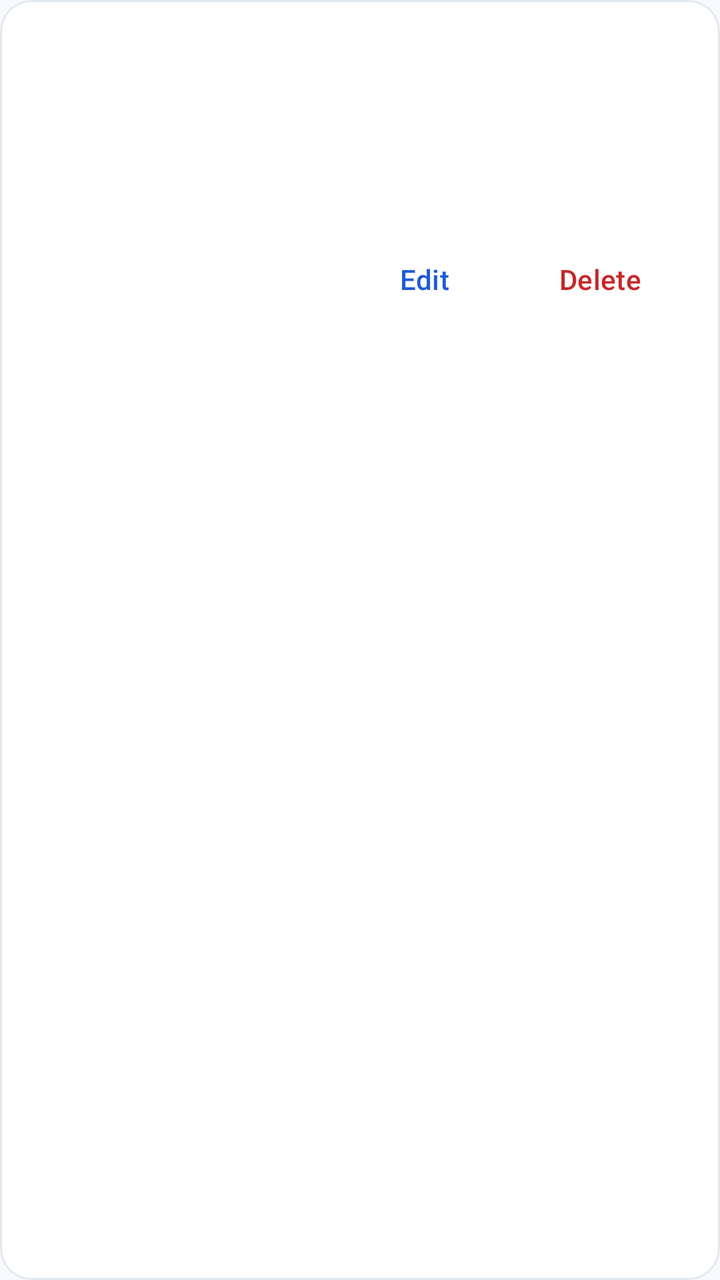
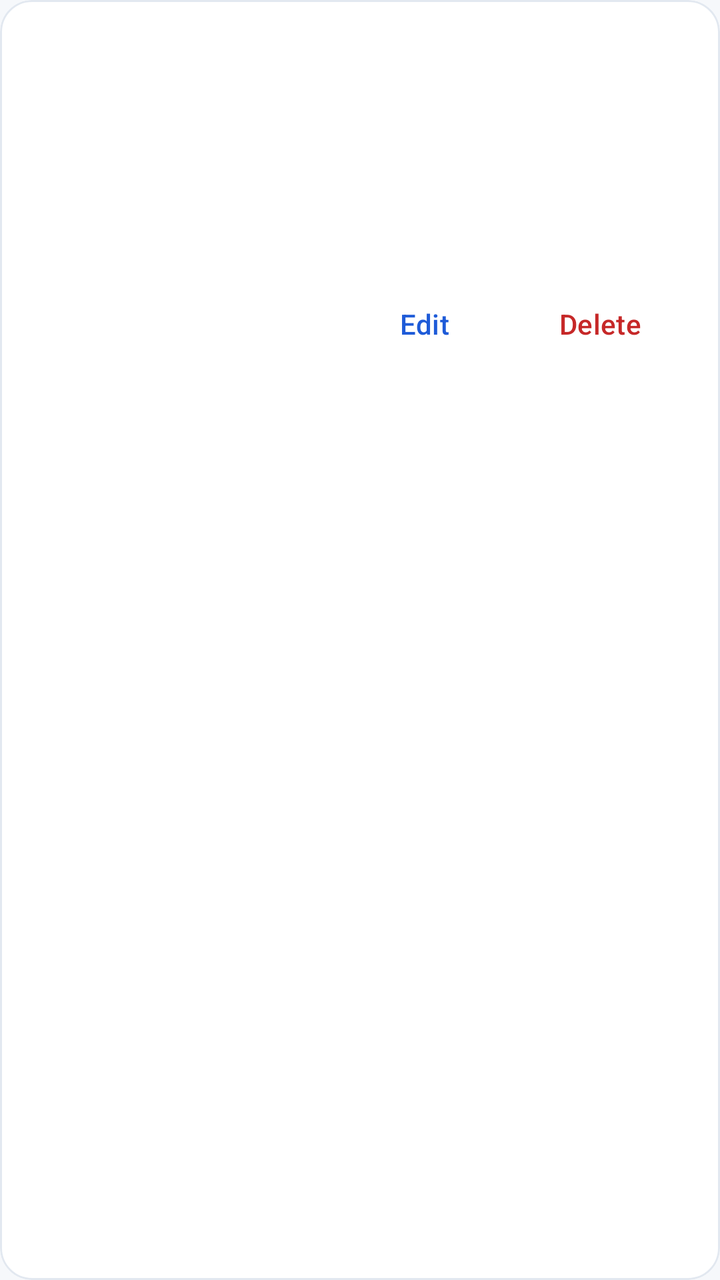

The first picture is an Android layout as it rendered before a commit; the second is the same layout after the commit. The layout source and the unified diff follow.
<!-- AndroidManifest.xml: application theme Theme.MyProfile -->
<!-- res/layout/item_section.xml -->
<?xml version="1.0" encoding="utf-8"?>
<com.google.android.material.card.MaterialCardView
    xmlns:android="http://schemas.android.com/apk/res/android"
    xmlns:app="http://schemas.android.com/apk/res-auto"
    style="@style/Widget.Material3.CardView.Outlined"
    android:layout_width="match_parent"
    android:layout_height="wrap_content"
    android:layout_marginBottom="12dp"
    app:cardBackgroundColor="@color/surface"
    app:cardCornerRadius="16dp"
    app:cardElevation="0dp"
    app:strokeColor="@color/divider"
    app:strokeWidth="1dp">

    <LinearLayout
        android:layout_width="match_parent"
        android:layout_height="wrap_content"
        android:orientation="vertical"
        android:padding="16dp">

        <TextView
            android:id="@+id/tvTitle"
            android:layout_width="match_parent"
            android:layout_height="wrap_content"
            android:textColor="@color/navy_900"
            android:textSize="17sp"
            android:textStyle="bold" />

        <TextView
            android:id="@+id/tvSubtitle"
            android:layout_width="match_parent"
            android:layout_height="wrap_content"
            android:layout_marginTop="2dp"
            android:textColor="@color/text_primary"
            android:textSize="15sp" />

        <TextView
            android:id="@+id/tvPeriod"
            android:layout_width="match_parent"
            android:layout_height="wrap_content"
            android:layout_marginTop="2dp"
            android:textColor="@color/blue_600"
            android:textSize="13sp" />

        <TextView
            android:id="@+id/tvDescription"
            android:layout_width="match_parent"
            android:layout_height="wrap_content"
            android:layout_marginTop="8dp"
            android:textColor="@color/text_secondary"
            android:textSize="14sp" />

        <LinearLayout
            android:layout_width="match_parent"
            android:layout_height="wrap_content"
            android:layout_marginTop="8dp"
            android:gravity="end"
            android:orientation="horizontal">

            <com.google.android.material.button.MaterialButton
                android:id="@+id/btnEdit"
                style="@style/Widget.Material3.Button.TextButton"
                android:layout_width="wrap_content"
                android:layout_height="wrap_content"
                android:text="@string/btn_edit" />

            <com.google.android.material.button.MaterialButton
                android:id="@+id/btnDelete"
                style="@style/Widget.Material3.Button.TextButton"
                android:layout_width="wrap_content"
                android:layout_height="wrap_content"
                android:text="@string/btn_delete"
                android:textColor="@color/error" />
        </LinearLayout>
    </LinearLayout>
</com.google.android.material.card.MaterialCardView>
<!-- resources referenced by this layout -->
<resources>
  <color name="blue_600">#1E5BD8</color>
  <color name="divider">#E2E8F0</color>
  <color name="error">#C62828</color>
  <color name="navy_900">#0B1F3A</color>
  <color name="surface">#FFFFFF</color>
  <color name="text_primary">#0F172A</color>
  <color name="text_secondary">#5B6B82</color>
  <string name="btn_delete">Delete</string>
  <string name="btn_edit">Edit</string>
  <style name="Theme.MyProfile" parent="Theme.Material3.Light.NoActionBar">
          <item name="colorPrimary">@color/blue_600</item>
          <item name="colorOnPrimary">@color/surface</item>
          <item name="colorPrimaryContainer">@color/blue_100</item>
          <item name="colorOnPrimaryContainer">@color/navy_900</item>
          <item name="colorSecondary">@color/navy_700</item>
          <item name="colorOnSecondary">@color/surface</item>
          <item name="colorSurface">@color/surface</item>
          <item name="colorOnSurface">@color/text_primary</item>
          <item name="colorOnSurfaceVariant">@color/text_secondary</item>
          <item name="colorOutline">@color/divider</item>
          <item name="colorError">@color/error</item>
          <item name="android:colorBackground">@color/background</item>
          <item name="android:windowLightStatusBar">true</item>
      </style>
  <color name="blue_100">#E6EEFC</color>
  <color name="navy_700">#12305C</color>
  <color name="background">#F6F8FB</color>
</resources>

<!-- the commit's change to res/layout/item_section.xml (unified diff, before → after) -->
@@ -50,6 +50,14 @@
             android:textColor="@color/text_secondary"
             android:textSize="14sp" />
 
+        <TextView
+            android:id="@+id/tvVisibility"
+            android:layout_width="match_parent"
+            android:layout_height="wrap_content"
+            android:layout_marginTop="6dp"
+            android:textColor="@color/text_secondary"
+            android:textSize="12sp" />
+
         <LinearLayout
             android:layout_width="match_parent"
             android:layout_height="wrap_content"
<!-- resource entries referenced after the edit -->
@@ -16,6 +16,8 @@
           <item name="colorOnPrimaryContainer">@color/navy_900</item>
           <item name="colorSecondary">@color/navy_700</item>
           <item name="colorOnSecondary">@color/surface</item>
+          <item name="colorSecondaryContainer">@color/blue_100</item>
+          <item name="colorOnSecondaryContainer">@color/navy_900</item>
           <item name="colorSurface">@color/surface</item>
           <item name="colorOnSurface">@color/text_primary</item>
           <item name="colorOnSurfaceVariant">@color/text_secondary</item>
